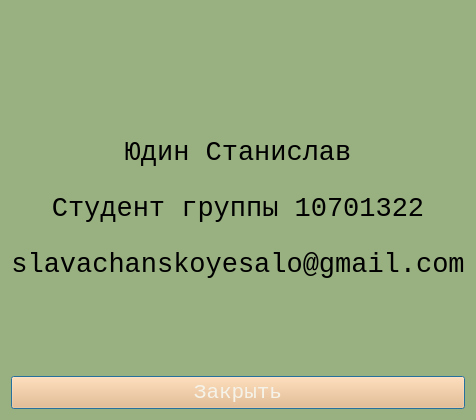
Qt form author.ui (Indastrele/sorts) before a commit.
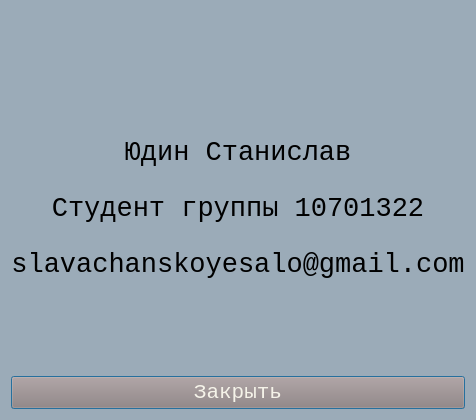
The same form after that commit. Icons and pictures are not drawn.

Commit message: new color scheme and start window

Patch:
```diff
--- a/author.ui
+++ b/author.ui
@@ -23,7 +23,7 @@
    <bool>false</bool>
   </property>
   <property name="styleSheet">
-   <string notr="true">background-color: rgb(153, 176, 128);</string>
+   <string notr="true">background-color: rgb(155, 171, 184);</string>
   </property>
   <layout class="QGridLayout" name="gridLayout">
    <item row="0" column="0">
@@ -200,7 +200,7 @@
       </font>
      </property>
      <property name="styleSheet">
-      <string notr="true">background-color: rgb(249, 181, 114);
+      <string notr="true">background-color: rgb(150, 126, 118);
 color: rgb(245, 243, 233);</string>
      </property>
      <property name="text">
```
The commit also changes 10 other files.
